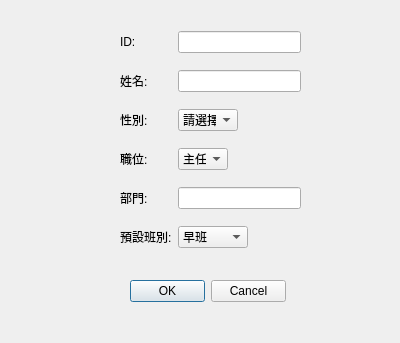
Old version of the form Client/Source/gui/add.ui in the repository jason281/SE_Project.
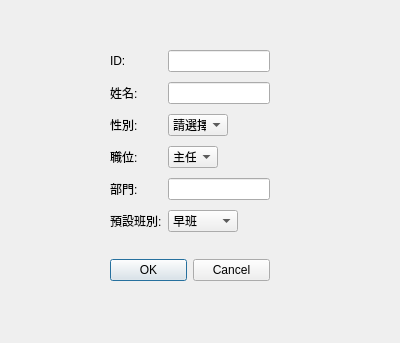
New version of the form.

Patch:
```diff
--- a/Client/Source/gui/add.ui
+++ b/Client/Source/gui/add.ui
@@ -16,13 +16,21 @@
   <widget class="QWidget" name="gridLayoutWidget">
    <property name="geometry">
     <rect>
-     <x>120</x>
-     <y>20</y>
-     <width>181</width>
-     <height>241</height>
+     <x>110</x>
+     <y>50</y>
+     <width>160</width>
+     <height>231</height>
     </rect>
    </property>
+   <layout class="QVBoxLayout" name="verticalLayout">
+    <item>
    <layout class="QGridLayout" name="gridLayout">
+      <property name="horizontalSpacing">
+       <number>6</number>
+      </property>
+      <property name="verticalSpacing">
+       <number>10</number>
+      </property>
     <item row="1" column="0">
      <widget class="QLabel" name="label_3">
       <property name="text">
@@ -150,22 +158,29 @@
      </widget>
     </item>
    </layout>
-  </widget>
+    </item>
+    <item>
+     <spacer name="verticalSpacer">
+      <property name="orientation">
+       <enum>Qt::Vertical</enum>
+      </property>
+      <property name="sizeHint" stdset="0">
+       <size>
+        <width>20</width>
+        <height>40</height>
+       </size>
+      </property>
+     </spacer>
+    </item>
+    <item>
   <widget class="QDialogButtonBox" name="buttonBox">
-   <property name="geometry">
-    <rect>
-     <x>130</x>
-     <y>280</y>
-     <width>156</width>
-     <height>23</height>
-    </rect>
-   </property>
    <property name="standardButtons">
     <set>QDialogButtonBox::Cancel|QDialogButtonBox::Ok</set>
    </property>
   </widget>
-  <zorder>buttonBox</zorder>
-  <zorder>gridLayoutWidget</zorder>
+    </item>
+   </layout>
+  </widget>
  </widget>
  <resources/>
  <connections/>
```
Left out of the diff: 2 changed lines with no effect on the pictures. Lines whose indentation alone changed are shown as unchanged.
